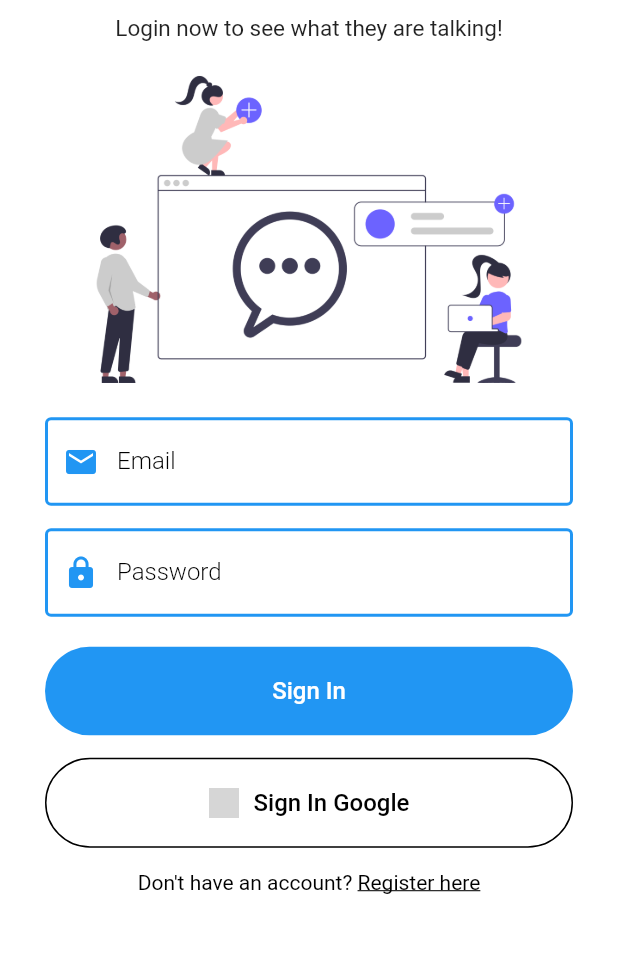
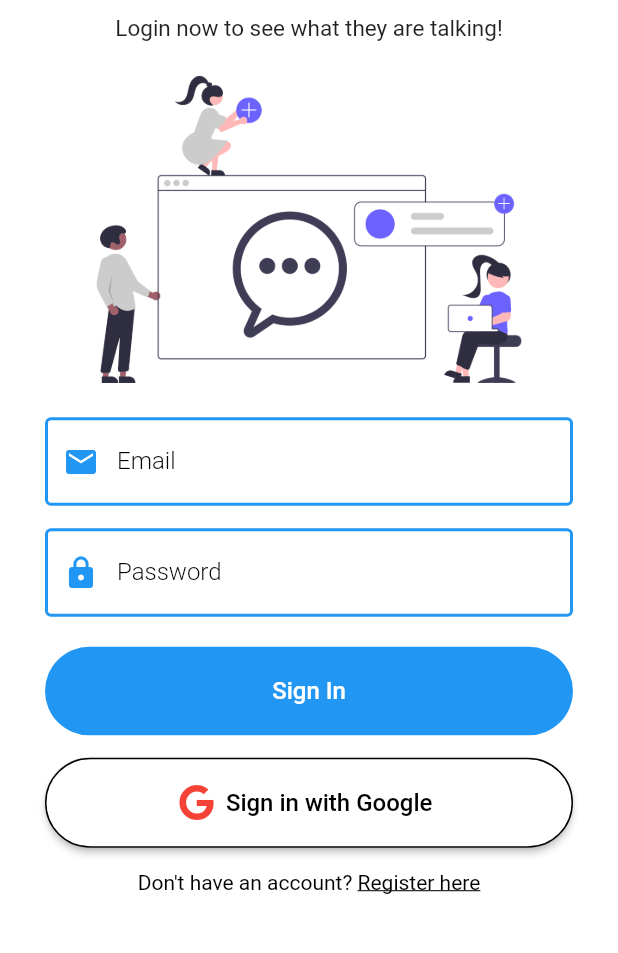
Before and after one commit to ltphuoc/chatapp, a Flutter app: the screen it shows after launch, on a phone screen of 412 x 824 dp, the part 131-1084 px from its top. Run offline on Flutter 3.47's test engine with Material 2 defaults, Android fonts, the phone set to English and light mode, and no system bars; our stand-ins replace cloud_firestore, firebase_auth, firebase_core, font_awesome_flutter, google_sign_in, shared_preferences; accounts and stored records are empty; grey boxes are pictures that could not be loaded.

Commit message:
google sign in

```diff
--- a/lib/main.dart
+++ b/lib/main.dart
@@ -1,10 +1,12 @@
 import 'package:chatapp/helper/helper_function.dart';
 import 'package:chatapp/pages/auth/login_page.dart';
 import 'package:chatapp/pages/home_page.dart';
+import 'package:chatapp/provider/google_sign_in.dart';
 import 'package:chatapp/shared/constants.dart';
 import 'package:firebase_core/firebase_core.dart';
 import 'package:flutter/foundation.dart';
 import "package:flutter/material.dart";
+import 'package:provider/provider.dart';
 
 void main() async {
   WidgetsFlutterBinding.ensureInitialized();
@@ -49,13 +51,13 @@ class _MyAppState extends State<MyApp> {
   }
 
   @override
-  Widget build(BuildContext context) {
-    return MaterialApp(
-      theme: ThemeData(
-          primaryColor: Constants().primaryColor,
-          scaffoldBackgroundColor: Colors.white),
-      debugShowCheckedModeBanner: false,
-      home: _isSignedIn ? const HomePage() : const LoginPage(),
-    );
-  }
+  Widget build(BuildContext context) => ChangeNotifierProvider(
+      create: (context) => GoogleSignInProvider(),
+      child: MaterialApp(
+        theme: ThemeData(
+            primaryColor: Constants().primaryColor,
+            scaffoldBackgroundColor: Colors.white),
+        debugShowCheckedModeBanner: false,
+        home: _isSignedIn ? const HomePage() : const LoginPage(),
+      ));
 }
--- a/lib/pages/auth/login_page.dart
+++ b/lib/pages/auth/login_page.dart
@@ -1,6 +1,7 @@
 import 'package:chatapp/helper/helper_function.dart';
 import 'package:chatapp/pages/auth/register_page.dart';
 import 'package:chatapp/pages/home_page.dart';
+import 'package:chatapp/provider/google_sign_in.dart';
 import 'package:chatapp/service/auth_service.dart';
 import 'package:chatapp/service/database_service.dart';
 import 'package:chatapp/widgets/widgets.dart';
@@ -8,6 +9,8 @@ import 'package:cloud_firestore/cloud_firestore.dart';
 import 'package:firebase_auth/firebase_auth.dart';
 import 'package:flutter/gestures.dart';
 import 'package:flutter/material.dart';
+import 'package:font_awesome_flutter/font_awesome_flutter.dart';
+import 'package:provider/provider.dart';
 
 class LoginPage extends StatefulWidget {
   const LoginPage({Key? key}) : super(key: key);
@@ -120,34 +123,23 @@ class _LoginPageState extends State<LoginPage> {
                         const SizedBox(
                           height: 15,
                         ),
-                        SizedBox(
-                          width: double.infinity,
-                          child: ElevatedButton(
+                        ElevatedButton.icon(
                           style: ElevatedButton.styleFrom(
-                                side: BorderSide(width: 1.0,color:Colors.black),
                             backgroundColor: Colors.white,
-                                padding:
-                                const EdgeInsets.symmetric(vertical: 20),
-                                primary: Theme.of(context).primaryColor,
-                                elevation: 0,
+                            minimumSize: const Size(double.infinity, 60),
                             shape: RoundedRectangleBorder(
-                                    borderRadius: BorderRadius.circular(30))),
-                            child: Row(
-                                mainAxisAlignment: MainAxisAlignment.center,
-                                children: <Widget>[
-                                  Image.network('https://cdn-icons-png.flaticon.com/512/2991/2991148.png',width: 20),
-                                  const SizedBox(width: 10),
-                                  const Text(
-                                    "Sign In Google",
-                                    style:
-                                    TextStyle(color: Colors.black, fontSize: 16),
+                                borderRadius: BorderRadius.circular(30),
+                                side: const BorderSide(width: 1)),
                           ),
-                                ]
+                          icon: const FaIcon(FontAwesomeIcons.google,
+                              color: Colors.red),
+                          label: const Text(
+                            "Sign in with Google",
+                            style: TextStyle(color: Colors.black, fontSize: 16),
                           ),
                           onPressed: () {
                             loginGoogle();
                           },
-                          ),
                         ),
                         const SizedBox(
                           height: 15,
@@ -201,18 +193,20 @@ class _LoginPageState extends State<LoginPage> {
       });
     }
   }
+
   loginGoogle() async {
     setState(() {
       _isLoading = true;
     });
-      await authService
-          .signInWithGoogle()
-          .then((value) async {
+    final provider = Provider.of<GoogleSignInProvider>(context, listen: false);
+    await provider.googleLogin().then((value) async {
       if (value == true) {
         // saving the values to our shared preferences
         await HelperFunctions.saveUserLoggedInStatus(true);
-          await HelperFunctions.saveUserEmailSF(FirebaseAuth.instance.currentUser!.email.toString());
-          await HelperFunctions.saveUserNameSF(FirebaseAuth.instance.currentUser!.displayName.toString());
+        await HelperFunctions.saveUserEmailSF(
+            FirebaseAuth.instance.currentUser!.email.toString());
+        await HelperFunctions.saveUserNameSF(
+            FirebaseAuth.instance.currentUser!.displayName.toString());
         nextScreenReplace(context, const HomePage());
       } else {
         showSnackbar(context, Colors.red, value);
--- a/pubspec.yaml
+++ b/pubspec.yaml
@@ -36,7 +36,9 @@ dependencies:
   flutter:
     sdk: flutter
   shared_preferences: ^2.0.15
-  google_sign_in:
+  google_sign_in: ^5.0.3
+  font_awesome_flutter: ^9.0.0
+  provider: ^5.0.0
 
 dev_dependencies:
   # The "flutter_lints" package below contains a set of recommended lints to
```
Also changed, not shown: lib/provider/google_sign_in.dart (added, +33 -0 lines). Lines whose indentation alone changed are shown as unchanged.
